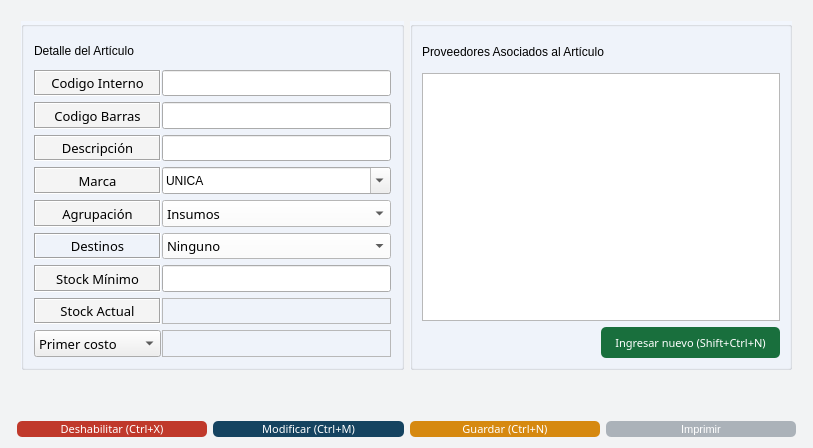
Above: gui/detalles/articulo_detalle.ui from Lonaris/Corupel before the change. Below: the same form after it.
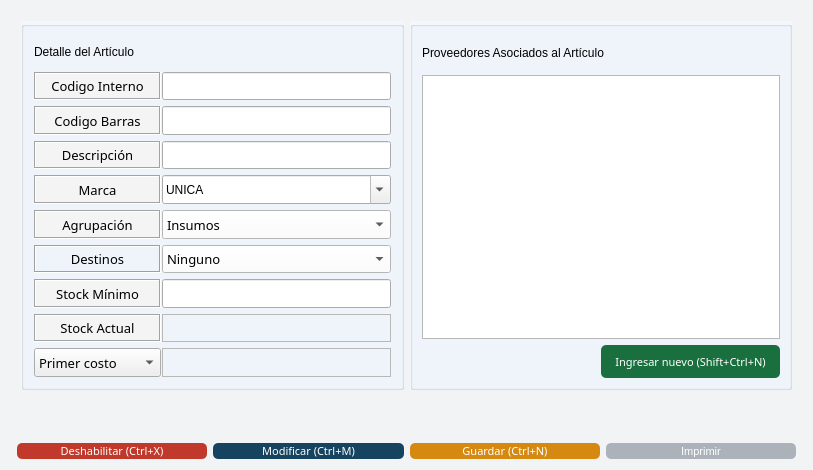
That is the form after the change. Icons and pictures are not drawn.

What changed in the file:
```diff
--- a/gui/detalles/articulo_detalle.ui
+++ b/gui/detalles/articulo_detalle.ui
@@ -7,7 +7,7 @@
     <x>0</x>
     <y>0</y>
     <width>813</width>
-    <height>448</height>
+    <height>470</height>
    </rect>
   </property>
   <property name="sizePolicy">
@@ -1213,6 +1213,9 @@
             <property name="frame">
              <bool>true</bool>
             </property>
+            <property name="echoMode">
+             <enum>QLineEdit::Normal</enum>
+            </property>
             <property name="dragEnabled">
              <bool>false</bool>
             </property>
```
Left out of the diff: 3 changed lines with no effect on the pictures.
